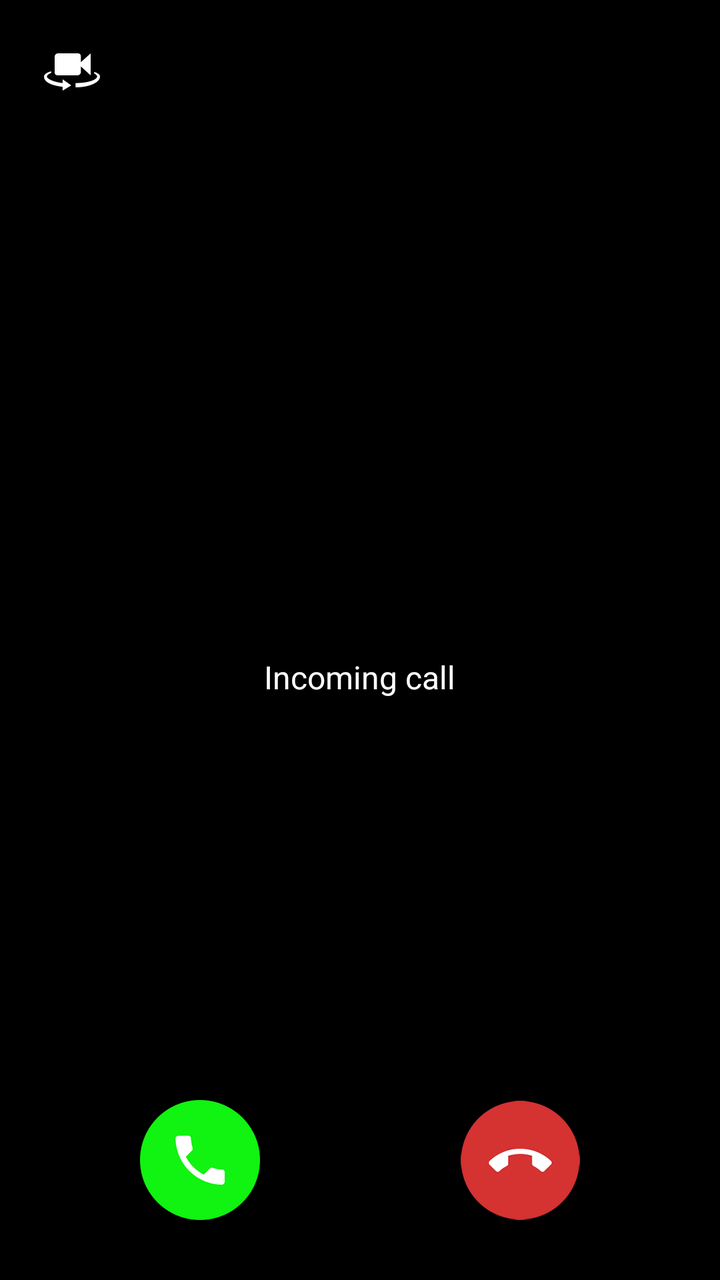
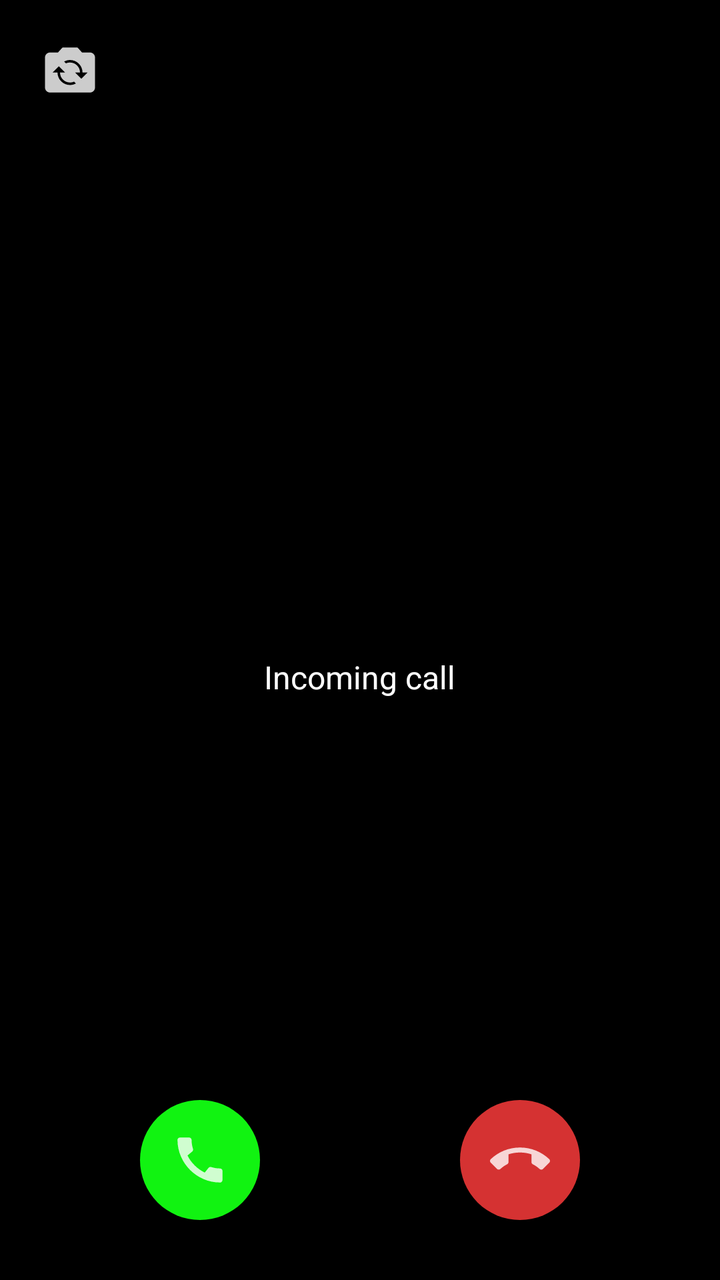

Screens rendered from an Android XML layout before and after an edit, with the pre-edit source and the edit as a unified diff.
<!-- AndroidManifest.xml: activity theme Theme.AppCompat.Light.NoActionBar -->
<!-- res/layout/activity_incoming_call.xml -->
<?xml version="1.0" encoding="utf-8"?>
<RelativeLayout xmlns:android="http://schemas.android.com/apk/res/android"
    android:layout_width="match_parent"
    android:layout_height="match_parent"
    android:background="#000000"
    android:gravity="center_horizontal"
    android:orientation="vertical">

    <FrameLayout
        android:id="@+id/v_remote"
        android:layout_width="match_parent"
        android:layout_height="match_parent" />

    <FrameLayout
        android:id="@+id/v_local"
        android:layout_width="80dp"
        android:layout_height="120dp"
        android:layout_alignParentRight="true"
        android:layout_margin="20dp" />

    <ImageButton
        android:id="@+id/btn_switch"
        android:layout_width="wrap_content"
        android:layout_height="wrap_content"
        android:layout_margin="20dp"
        android:background="@null"
        android:src="@drawable/ic_video_switch_light_normal" />

    <LinearLayout
        android:layout_width="wrap_content"
        android:layout_height="wrap_content"
        android:layout_centerInParent="true"
        android:gravity="center"
        android:orientation="vertical">

        <TextView
            android:id="@+id/tv_from"
            android:layout_width="wrap_content"
            android:layout_height="wrap_content"
            android:layout_centerHorizontal="true"
            android:textColor="#ffffff"
            android:textSize="24sp" />

        <TextView
            android:id="@+id/tv_state"
            android:layout_width="wrap_content"
            android:layout_height="wrap_content"
            android:layout_below="@id/tv_from"
            android:layout_centerHorizontal="true"
            android:layout_marginTop="5dp"
            android:text="Incoming call"
            android:textColor="#ffffff"
            android:textSize="16sp" />
    </LinearLayout>

    <LinearLayout
        android:layout_width="match_parent"
        android:layout_height="wrap_content"
        android:layout_alignParentBottom="true"
        android:layout_marginBottom="10dp"
        android:gravity="center"
        android:orientation="vertical">

        <LinearLayout
            android:id="@+id/v_control"
            android:layout_width="wrap_content"
            android:layout_height="wrap_content"
            android:visibility="invisible">

            <ImageButton
                android:id="@+id/btn_speaker"
                android:layout_width="wrap_content"
                android:layout_height="wrap_content"
                android:background="@null"
                android:scaleType="fitCenter"
                android:src="@drawable/ic_speaker_off" />

            <ImageButton
                android:id="@+id/btn_video"
                android:layout_width="wrap_content"
                android:layout_height="wrap_content"
                android:layout_marginLeft="40dp"
                android:background="@null"
                android:scaleType="fitCenter"
                android:src="@drawable/ic_video_off"
                android:visibility="invisible" />

            <ImageButton
                android:id="@+id/btn_mute"
                android:layout_width="wrap_content"
                android:layout_height="wrap_content"
                android:layout_marginLeft="40dp"
                android:background="@null"
                android:scaleType="fitCenter"
                android:src="@drawable/ic_mic" />

        </LinearLayout>

        <LinearLayout
            android:layout_width="wrap_content"
            android:layout_height="wrap_content"
            android:layout_alignParentBottom="true"
            android:layout_centerHorizontal="true"
            android:layout_marginBottom="20dp"
            android:layout_marginTop="20dp">

            <ImageButton
                android:id="@+id/btn_answer"
                android:layout_width="wrap_content"
                android:layout_height="wrap_content"
                android:layout_marginRight="100dp"
                android:background="@drawable/answer_call_selector" />

            <ImageButton
                android:id="@+id/btn_end"
                android:layout_width="wrap_content"
                android:layout_height="wrap_content"
                android:background="@drawable/end_call_selector" />
        </LinearLayout>
    </LinearLayout>

</RelativeLayout>
<!-- resources referenced by this layout -->
<resources>
  <!-- drawable answer_call_selector (drawable) -->
  <?xml version="1.0" encoding="utf-8"?>
  <selector xmlns:android="http://schemas.android.com/apk/res/android">
      <item android:drawable="@drawable/answer_pressed" android:state_pressed="true" />
      <item android:drawable="@drawable/answer" />
  </selector>
  <!-- drawable end_call_selector (drawable) -->
  <?xml version="1.0" encoding="utf-8"?>
  <selector xmlns:android="http://schemas.android.com/apk/res/android">
  
      <item android:drawable="@drawable/end_pressed" android:state_focused="true" />
      <item android:drawable="@drawable/end_pressed" android:state_selected="true" />
      <item android:drawable="@drawable/end_pressed" android:state_pressed="true" />
      <item android:drawable="@drawable/end" />
  
  </selector>
  <!-- drawable ic_mic: png bitmap (drawable-xxhdpi, 6852 bytes) -->
  <!-- drawable ic_speaker_off: png bitmap (drawable-xxhdpi, 5719 bytes) -->
  <!-- drawable ic_video_off: png bitmap (drawable-xxhdpi, 6900 bytes) -->
  <!-- drawable ic_video_switch_light_normal: png bitmap (drawable-xxhdpi, 3246 bytes) -->
  <!-- drawable answer_pressed: png bitmap (drawable-xxhdpi, 6088 bytes) -->
  <!-- drawable answer: png bitmap (drawable-xxhdpi, 5451 bytes) -->
  <!-- drawable end_pressed: png bitmap (drawable-xxhdpi, 5655 bytes) -->
  <!-- drawable end: png bitmap (drawable-xxhdpi, 5518 bytes) -->
</resources>

<!-- the commit's change to res/layout/activity_incoming_call.xml (unified diff, before → after) -->
@@ -20,11 +20,10 @@
 
     <ImageButton
         android:id="@+id/btn_switch"
-        android:layout_width="wrap_content"
-        android:layout_height="wrap_content"
+        android:layout_width="30dp"
+        android:layout_height="30dp"
         android:layout_margin="20dp"
-        android:background="@null"
-        android:src="@drawable/ic_video_switch_light_normal" />
+        android:background="@drawable/ic_switch" />
 
     <LinearLayout
         android:layout_width="wrap_content"
@@ -71,28 +70,21 @@
                 android:id="@+id/btn_speaker"
                 android:layout_width="wrap_content"
                 android:layout_height="wrap_content"
-                android:background="@null"
-                android:scaleType="fitCenter"
-                android:src="@drawable/ic_speaker_off" />
+                android:background="@drawable/btn_speaker_off" />
 
             <ImageButton
                 android:id="@+id/btn_video"
                 android:layout_width="wrap_content"
                 android:layout_height="wrap_content"
                 android:layout_marginLeft="40dp"
-                android:background="@null"
-                android:scaleType="fitCenter"
-                android:src="@drawable/ic_video_off"
-                android:visibility="invisible" />
+                android:background="@drawable/btn_video_off" />
 
             <ImageButton
                 android:id="@+id/btn_mute"
                 android:layout_width="wrap_content"
                 android:layout_height="wrap_content"
                 android:layout_marginLeft="40dp"
-                android:background="@null"
-                android:scaleType="fitCenter"
-                android:src="@drawable/ic_mic" />
+                android:background="@drawable/btn_mic" />
 
         </LinearLayout>
 
@@ -101,21 +93,21 @@
             android:layout_height="wrap_content"
             android:layout_alignParentBottom="true"
             android:layout_centerHorizontal="true"
-            android:layout_marginBottom="20dp"
-            android:layout_marginTop="20dp">
+            android:layout_marginTop="20dp"
+            android:layout_marginBottom="20dp">
 
             <ImageButton
                 android:id="@+id/btn_answer"
                 android:layout_width="wrap_content"
                 android:layout_height="wrap_content"
                 android:layout_marginRight="100dp"
-                android:background="@drawable/answer_call_selector" />
+                android:background="@drawable/btn_answer_call_selector" />
 
             <ImageButton
                 android:id="@+id/btn_end"
                 android:layout_width="wrap_content"
                 android:layout_height="wrap_content"
-                android:background="@drawable/end_call_selector" />
+                android:background="@drawable/btn_end_call_selector" />
         </LinearLayout>
     </LinearLayout>
 
<!-- resource entries referenced after the edit -->
@@ -1,28 +1,211 @@
 <!-- resources referenced by this layout -->
 <resources>
-  <!-- drawable answer_call_selector (drawable) -->
+  <!-- drawable btn_answer_call_selector (drawable) -->
   <?xml version="1.0" encoding="utf-8"?>
   <selector xmlns:android="http://schemas.android.com/apk/res/android">
-      <item android:drawable="@drawable/answer_pressed" android:state_pressed="true" />
-      <item android:drawable="@drawable/answer" />
+      <item android:drawable="@drawable/bg_btn_answer_call_selected" android:state_focused="true" />
+      <item android:drawable="@drawable/bg_btn_answer_call_selected" android:state_selected="true" />
+      <item android:drawable="@drawable/bg_btn_answer_call_selected" android:state_pressed="true" />
+      <item android:drawable="@drawable/bg_btn_answer_call" />
   </selector>
-  <!-- drawable end_call_selector (drawable) -->
+  <!-- drawable btn_end_call_selector (drawable) -->
   <?xml version="1.0" encoding="utf-8"?>
   <selector xmlns:android="http://schemas.android.com/apk/res/android">
-  
-      <item android:drawable="@drawable/end_pressed" android:state_focused="true" />
-      <item android:drawable="@drawable/end_pressed" android:state_selected="true" />
-      <item android:drawable="@drawable/end_pressed" android:state_pressed="true" />
-      <item android:drawable="@drawable/end" />
+      <item android:drawable="@drawable/bg_btn_end_call_selected" android:state_focused="true" />
+      <item android:drawable="@drawable/bg_btn_end_call_selected" android:state_selected="true" />
+      <item android:drawable="@drawable/bg_btn_end_call_selected" android:state_pressed="true" />
+      <item android:drawable="@drawable/bg_btn_end_call" />
   
   </selector>
-  <!-- drawable ic_mic: png bitmap (drawable-xxhdpi, 6852 bytes) -->
-  <!-- drawable ic_speaker_off: png bitmap (drawable-xxhdpi, 5719 bytes) -->
-  <!-- drawable ic_video_off: png bitmap (drawable-xxhdpi, 6900 bytes) -->
-  <!-- drawable ic_video_switch_light_normal: png bitmap (drawable-xxhdpi, 3246 bytes) -->
-  <!-- drawable answer_pressed: png bitmap (drawable-xxhdpi, 6088 bytes) -->
-  <!-- drawable answer: png bitmap (drawable-xxhdpi, 5451 bytes) -->
-  <!-- drawable end_pressed: png bitmap (drawable-xxhdpi, 5655 bytes) -->
-  <!-- drawable end: png bitmap (drawable-xxhdpi, 5518 bytes) -->
+  <!-- drawable btn_mic (drawable) -->
+  <?xml version="1.0" encoding="utf-8"?>
+  <layer-list xmlns:android="http://schemas.android.com/apk/res/android">
+      <item
+          android:width="60dp"
+          android:height="60dp">
+          <shape android:shape="oval">
+              <solid android:color="@color/greyLight" />
+          </shape>
+      </item>
+      <item
+          android:width="30dp"
+          android:height="30dp"
+          android:drawable="@drawable/ic_mic"
+          android:gravity="center" />
+  </layer-list>
+  <!-- drawable btn_speaker_off (drawable) -->
+  <?xml version="1.0" encoding="utf-8"?>
+  <layer-list xmlns:android="http://schemas.android.com/apk/res/android">
+      <item
+          android:width="60dp"
+          android:height="60dp">
+          <shape android:shape="oval">
+              <solid android:color="@color/greyLight" />
+          </shape>
+      </item>
+      <item
+          android:width="30dp"
+          android:height="30dp"
+          android:drawable="@drawable/ic_speaker_off"
+          android:gravity="center" />
+  </layer-list>
+  <!-- drawable btn_video_off (drawable) -->
+  <?xml version="1.0" encoding="utf-8"?>
+  <layer-list xmlns:android="http://schemas.android.com/apk/res/android">
+      <item
+          android:width="60dp"
+          android:height="60dp">
+          <shape android:shape="oval">
+              <solid android:color="@color/white" />
+          </shape>
+      </item>
+      <item
+          android:width="30dp"
+          android:height="30dp"
+          android:drawable="@drawable/ic_video_off"
+          android:gravity="center" />
+  </layer-list>
+  <!-- drawable ic_switch (drawable-anydpi) -->
+  <vector xmlns:android="http://schemas.android.com/apk/res/android"
+      android:width="24dp"
+      android:height="24dp"
+      android:viewportWidth="24"
+      android:viewportHeight="24"
+      android:tint="#FFFFFF"
+      android:alpha="0.8">
+    <path
+        android:fillColor="@android:color/white"
+        android:pathData="M20,5h-3.17L15,3H9L7.17,5H4C2.9,5 2,5.9 2,7v12c0,1.1 0.9,2 2,2h16c1.1,0 2,-0.9 2,-2V7C22,5.9 21.1,5 20,5zM12,18c-2.76,0 -5,-2.24 -5,-5H5l2.5,-2.5L10,13H8c0,2.21 1.79,4 4,4c0.58,0 1.13,-0.13 1.62,-0.35l0.74,0.74C13.65,17.76 12.86,18 12,18zM16.5,15.5L14,13h2c0,-2.21 -1.79,-4 -4,-4c-0.58,0 -1.13,0.13 -1.62,0.35L9.64,8.62C10.35,8.24 11.14,8 12,8c2.76,0 5,2.24 5,5h2L16.5,15.5z"/>
+  </vector>
+  <!-- drawable bg_btn_answer_call_selected (drawable) -->
+  <?xml version="1.0" encoding="utf-8"?>
+  <layer-list xmlns:android="http://schemas.android.com/apk/res/android">
+      <item
+          android:width="60dp"
+          android:height="60dp">
+          <shape android:shape="oval">
+              <solid android:color="@color/greenDark" />
+          </shape>
+      </item>
+      <item
+          android:width="30dp"
+          android:height="30dp"
+          android:drawable="@drawable/ic_answer_call"
+          android:gravity="center" />
+  </layer-list>
+  <!-- drawable bg_btn_answer_call (drawable) -->
+  <?xml version="1.0" encoding="utf-8"?>
+  <layer-list xmlns:android="http://schemas.android.com/apk/res/android">
+      <item
+          android:width="60dp"
+          android:height="60dp">
+          <shape android:shape="oval">
+              <solid android:color="@color/greenLight" />
+          </shape>
+      </item>
+      <item
+          android:width="30dp"
+          android:height="30dp"
+          android:drawable="@drawable/ic_answer_call"
+          android:gravity="center" />
+  </layer-list>
+  <!-- drawable bg_btn_end_call_selected (drawable) -->
+  <?xml version="1.0" encoding="utf-8"?>
+  <layer-list xmlns:android="http://schemas.android.com/apk/res/android">
+      <item
+          android:width="60dp"
+          android:height="60dp">
+          <shape android:shape="oval">
+              <solid android:color="@color/redDark" />
+          </shape>
+      </item>
+      <item
+          android:width="30dp"
+          android:height="30dp"
+          android:drawable="@drawable/ic_end_call"
+          android:gravity="center" />
+  </layer-list>
+  <!-- drawable bg_btn_end_call (drawable) -->
+  <?xml version="1.0" encoding="utf-8"?>
+  <layer-list xmlns:android="http://schemas.android.com/apk/res/android">
+      <item
+          android:width="60dp"
+          android:height="60dp">
+          <shape android:shape="oval">
+              <solid android:color="@color/redLight" />
+          </shape>
+      </item>
+      <item
+          android:width="30dp"
+          android:height="30dp"
+          android:drawable="@drawable/ic_end_call"
+          android:gravity="center" />
+  </layer-list>
+  <color name="greyLight">#ADA9A9</color>
+  <!-- drawable ic_mic (drawable-anydpi) -->
+  <vector xmlns:android="http://schemas.android.com/apk/res/android"
+      android:width="24dp"
+      android:height="24dp"
+      android:viewportWidth="24"
+      android:viewportHeight="24"
+      android:tint="#FFFFFF"
+      android:alpha="0.8">
+    <path
+        android:fillColor="@android:color/white"
+        android:pathData="M19,11h-1.7c0,0.74 -0.16,1.43 -0.43,2.05l1.23,1.23c0.56,-0.98 0.9,-2.09 0.9,-3.28zM14.98,11.17c0,-0.06 0.02,-0.11 0.02,-0.17L15,5c0,-1.66 -1.34,-3 -3,-3S9,3.34 9,5v0.18l5.98,5.99zM4.27,3L3,4.27l6.01,6.01L9.01,11c0,1.66 1.33,3 2.99,3 0.22,0 0.44,-0.03 0.65,-0.08l1.66,1.66c-0.71,0.33 -1.5,0.52 -2.31,0.52 -2.76,0 -5.3,-2.1 -5.3,-5.1L5,11c0,3.41 2.72,6.23 6,6.72L11,21h2v-3.28c0.91,-0.13 1.77,-0.45 2.54,-0.9L19.73,21 21,19.73 4.27,3z"/>
+  </vector>
+  <!-- drawable ic_speaker_off (drawable-anydpi) -->
+  <vector xmlns:android="http://schemas.android.com/apk/res/android"
+      android:width="24dp"
+      android:height="24dp"
+      android:viewportWidth="24"
+      android:viewportHeight="24"
+      android:tint="#FFFFFF"
+      android:alpha="0.8">
+    <path
+        android:fillColor="@android:color/white"
+        android:pathData="M3,9v6h4l5,5L12,4L7,9L3,9zM16.5,12c0,-1.77 -1.02,-3.29 -2.5,-4.03v8.05c1.48,-0.73 2.5,-2.25 2.5,-4.02zM14,3.23v2.06c2.89,0.86 5,3.54 5,6.71s-2.11,5.85 -5,6.71v2.06c4.01,-0.91 7,-4.49 7,-8.77s-2.99,-7.86 -7,-8.77z"/>
+  </vector>
+  <color name="white">#FFFFFF</color>
+  <!-- drawable ic_video_off (drawable-anydpi) -->
+  <vector xmlns:android="http://schemas.android.com/apk/res/android"
+      android:width="24dp"
+      android:height="24dp"
+      android:viewportWidth="24"
+      android:viewportHeight="24"
+      android:tint="#000000"
+      android:alpha="0.8">
+    <path
+        android:fillColor="@android:color/white"
+        android:pathData="M21,6.5l-4,4V7c0,-0.55 -0.45,-1 -1,-1H9.82L21,17.18V6.5zM3.27,2L2,3.27 4.73,6H4c-0.55,0 -1,0.45 -1,1v10c0,0.55 0.45,1 1,1h12c0.21,0 0.39,-0.08 0.54,-0.18L19.73,21 21,19.73 3.27,2z"/>
+  </vector>
+  <color name="greenDark">#0EC20E</color>
+  <!-- drawable ic_answer_call (drawable-anydpi) -->
+  <vector xmlns:android="http://schemas.android.com/apk/res/android"
+      android:width="24dp"
+      android:height="24dp"
+      android:viewportWidth="24"
+      android:viewportHeight="24"
+      android:tint="#FFFFFF"
+      android:alpha="0.8">
+    <path
+        android:fillColor="@android:color/white"
+        android:pathData="M20.01,15.38c-1.23,0 -2.42,-0.2 -3.53,-0.56 -0.35,-0.12 -0.74,-0.03 -1.01,0.24l-1.57,1.97c-2.83,-1.35 -5.48,-3.9 -6.89,-6.83l1.95,-1.66c0.27,-0.28 0.35,-0.67 0.24,-1.02 -0.37,-1.11 -0.56,-2.3 -0.56,-3.53 0,-0.54 -0.45,-0.99 -0.99,-0.99H4.19C3.65,3 3,3.24 3,3.99 3,13.28 10.73,21 20.01,21c0.71,0 0.99,-0.63 0.99,-1.18v-3.45c0,-0.54 -0.45,-0.99 -0.99,-0.99z"/>
+  </vector>
+  <color name="greenLight">#11F311</color>
+  <color name="redDark">#952323</color>
+  <!-- drawable ic_end_call (drawable-anydpi) -->
+  <vector xmlns:android="http://schemas.android.com/apk/res/android"
+      android:width="24dp"
+      android:height="24dp"
+      android:viewportWidth="24"
+      android:viewportHeight="24"
+      android:tint="#FFFFFF"
+      android:alpha="0.8">
+    <path
+        android:fillColor="@android:color/white"
+        android:pathData="M12,9c-1.6,0 -3.15,0.25 -4.6,0.72v3.1c0,0.39 -0.23,0.74 -0.56,0.9 -0.98,0.49 -1.87,1.12 -2.66,1.85 -0.18,0.18 -0.43,0.28 -0.7,0.28 -0.28,0 -0.53,-0.11 -0.71,-0.29L0.29,13.08c-0.18,-0.17 -0.29,-0.42 -0.29,-0.7 0,-0.28 0.11,-0.53 0.29,-0.71C3.34,8.78 7.46,7 12,7s8.66,1.78 11.71,4.67c0.18,0.18 0.29,0.43 0.29,0.71 0,0.28 -0.11,0.53 -0.29,0.71l-2.48,2.48c-0.18,0.18 -0.43,0.29 -0.71,0.29 -0.27,0 -0.52,-0.11 -0.7,-0.28 -0.79,-0.74 -1.69,-1.36 -2.67,-1.85 -0.33,-0.16 -0.56,-0.5 -0.56,-0.9v-3.1C15.15,9.25 13.6,9 12,9z"/>
+  </vector>
+  <color name="redLight">#D53232</color>
 </resources>
 
